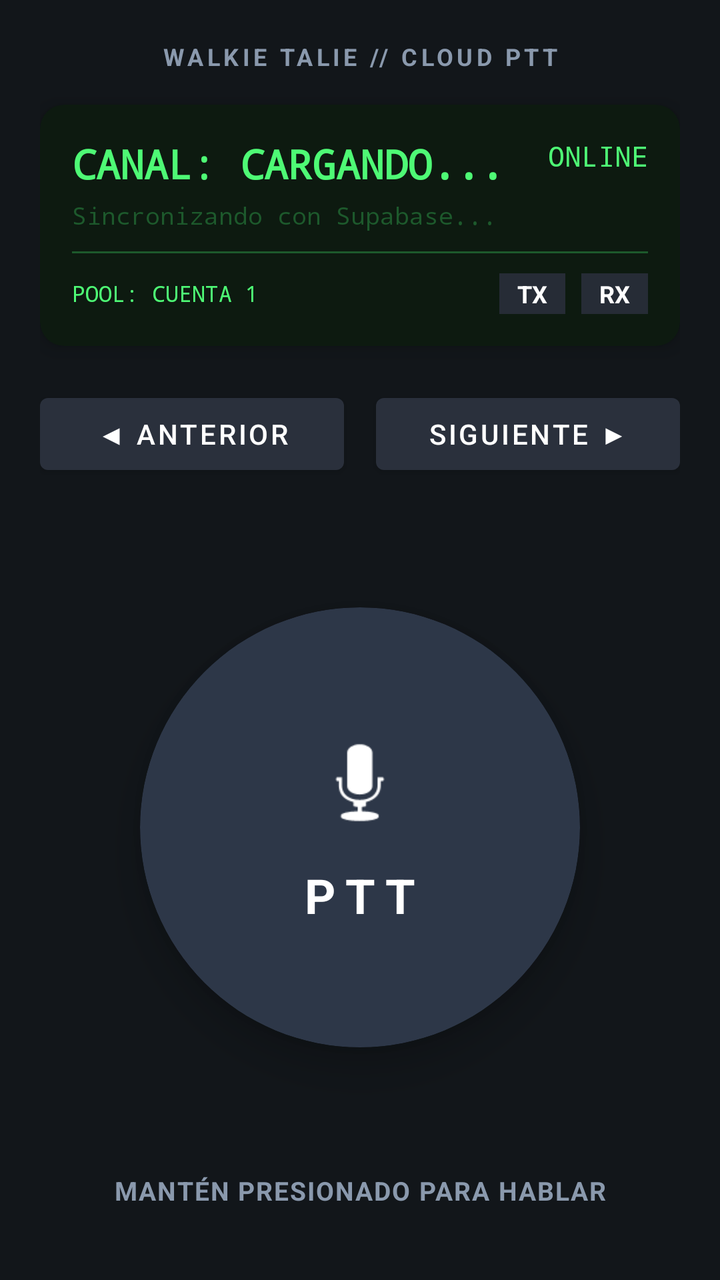
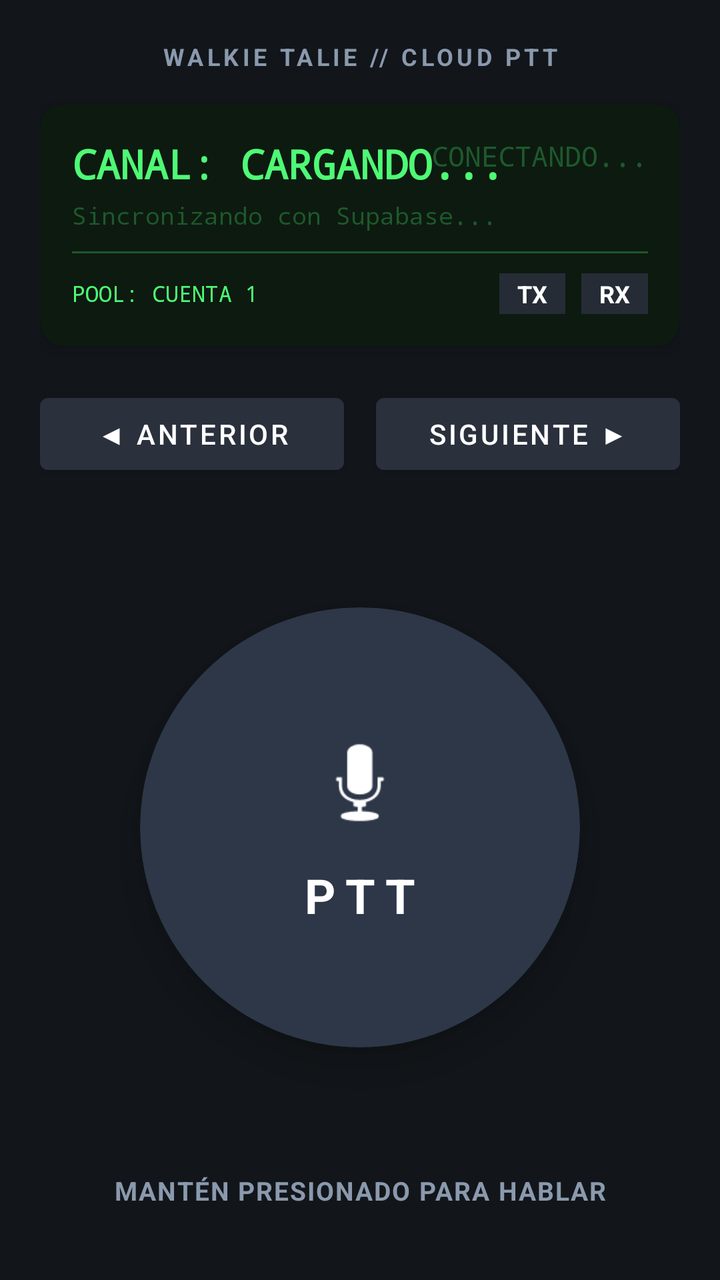

Screens rendered from an Android XML layout before and after an edit, with the pre-edit source and the edit as a unified diff.
<!-- AndroidManifest.xml: application theme Theme.WalkieTalkie -->
<!-- res/layout/activity_main.xml -->
<?xml version="1.0" encoding="utf-8"?>
<androidx.constraintlayout.widget.ConstraintLayout xmlns:android="http://schemas.android.com/apk/res/android"
    xmlns:app="http://schemas.android.com/apk/res-auto"
    xmlns:tools="http://schemas.android.com/tools"
    android:layout_width="match_parent"
    android:layout_height="match_parent"
    android:background="@color/radio_body_dark"
    android:padding="20dp">

    
    <TextView
        android:id="@+id/tvBrand"
        android:layout_width="wrap_content"
        android:layout_height="wrap_content"
        android:text="WALKIE TALIE // CLOUD PTT"
        android:textColor="@color/text_muted"
        android:textSize="12sp"
        android:letterSpacing="0.15"
        android:textStyle="bold"
        app:layout_constraintTop_toTopOf="parent"
        app:layout_constraintStart_toStartOf="parent"
        app:layout_constraintEnd_toEndOf="parent" />

    
    <androidx.cardview.widget.CardView
        android:id="@+id/cardLcd"
        android:layout_width="match_parent"
        android:layout_height="wrap_content"
        android:layout_marginTop="16dp"
        app:cardBackgroundColor="@color/radio_lcd_bg"
        app:cardCornerRadius="12dp"
        app:cardElevation="6dp"
        app:layout_constraintTop_toBottomOf="@id/tvBrand">

        <LinearLayout
            android:layout_width="match_parent"
            android:layout_height="wrap_content"
            android:orientation="vertical"
            android:padding="16dp">

            
            <RelativeLayout
                android:layout_width="match_parent"
                android:layout_height="wrap_content">

                <TextView
                    android:id="@+id/tvChannelTitle"
                    android:layout_width="wrap_content"
                    android:layout_height="wrap_content"
                    android:text="CANAL: CARGANDO..."
                    android:textColor="@color/radio_lcd_text"
                    android:textSize="20sp"
                    android:textStyle="bold"
                    android:fontFamily="monospace" />

                <TextView
                    android:id="@+id/tvFrequency"
                    android:layout_width="wrap_content"
                    android:layout_height="wrap_content"
                    android:layout_alignParentEnd="true"
                    android:text="ONLINE"
                    android:textColor="@color/radio_lcd_text"
                    android:textSize="14sp"
                    android:fontFamily="monospace" />
            </RelativeLayout>

            
            <TextView
                android:id="@+id/tvChannelDesc"
                android:layout_width="match_parent"
                android:layout_height="wrap_content"
                android:layout_marginTop="4dp"
                android:text="Sincronizando con Supabase..."
                android:textColor="@color/radio_lcd_dim"
                android:textSize="12sp"
                android:fontFamily="monospace" />

            <View
                android:layout_width="match_parent"
                android:layout_height="1dp"
                android:layout_marginVertical="10dp"
                android:background="@color/radio_lcd_dim" />

            
            <LinearLayout
                android:layout_width="match_parent"
                android:layout_height="wrap_content"
                android:orientation="horizontal"
                android:gravity="center_vertical">

                <TextView
                    android:id="@+id/tvServerInfo"
                    android:layout_width="0dp"
                    android:layout_height="wrap_content"
                    android:layout_weight="1"
                    android:text="POOL: CUENTA 1"
                    android:textColor="@color/radio_lcd_text"
                    android:textSize="11sp"
                    android:fontFamily="monospace" />

                
                <TextView
                    android:id="@+id/ledTx"
                    android:layout_width="wrap_content"
                    android:layout_height="wrap_content"
                    android:text=" TX "
                    android:textSize="12sp"
                    android:textStyle="bold"
                    android:textColor="@color/white"
                    android:background="@color/led_off"
                    android:paddingHorizontal="6dp"
                    android:paddingVertical="2dp"
                    android:layout_marginEnd="8dp" />

                
                <TextView
                    android:id="@+id/ledRx"
                    android:layout_width="wrap_content"
                    android:layout_height="wrap_content"
                    android:text=" RX "
                    android:textSize="12sp"
                    android:textStyle="bold"
                    android:textColor="@color/white"
                    android:background="@color/led_off"
                    android:paddingHorizontal="6dp"
                    android:paddingVertical="2dp" />
            </LinearLayout>

        </LinearLayout>
    </androidx.cardview.widget.CardView>

    
    <LinearLayout
        android:id="@+id/channelControls"
        android:layout_width="match_parent"
        android:layout_height="wrap_content"
        android:layout_marginTop="20dp"
        android:orientation="horizontal"
        android:gravity="center"
        app:layout_constraintTop_toBottomOf="@id/cardLcd">

        <com.google.android.material.button.MaterialButton
            android:id="@+id/btnPrevChannel"
            android:layout_width="0dp"
            android:layout_height="wrap_content"
            android:layout_weight="1"
            android:text="◀ ANTERIOR"
            android:textColor="@color/white"
            app:backgroundTint="@color/radio_metal" />

        <Space
            android:layout_width="16dp"
            android:layout_height="wrap_content" />

        <com.google.android.material.button.MaterialButton
            android:id="@+id/btnNextChannel"
            android:layout_width="0dp"
            android:layout_height="wrap_content"
            android:layout_weight="1"
            android:text="SIGUIENTE ▶"
            android:textColor="@color/white"
            app:backgroundTint="@color/radio_metal" />
    </LinearLayout>

    
    <androidx.cardview.widget.CardView
        android:id="@+id/cardPtt"
        android:layout_width="220dp"
        android:layout_height="220dp"
        app:cardCornerRadius="110dp"
        app:cardElevation="12dp"
        app:cardBackgroundColor="@color/ptt_idle_base"
        app:layout_constraintTop_toBottomOf="@id/channelControls"
        app:layout_constraintBottom_toTopOf="@id/tvInstruction"
        app:layout_constraintStart_toStartOf="parent"
        app:layout_constraintEnd_toEndOf="parent">

        <RelativeLayout
            android:id="@+id/btnPttArea"
            android:layout_width="match_parent"
            android:layout_height="match_parent"
            android:gravity="center">

            <ImageView
                android:id="@+id/ivMicIcon"
                android:layout_width="56dp"
                android:layout_height="56dp"
                android:layout_centerHorizontal="true"
                android:src="@android:drawable/ic_btn_speak_now"
                app:tint="@color/white" />

            <TextView
                android:id="@+id/tvPttText"
                android:layout_width="wrap_content"
                android:layout_height="wrap_content"
                android:layout_below="@id/ivMicIcon"
                android:layout_centerHorizontal="true"
                android:layout_marginTop="12dp"
                android:text="PTT"
                android:textStyle="bold"
                android:textSize="24sp"
                android:textColor="@color/white"
                android:letterSpacing="0.2" />

        </RelativeLayout>
    </androidx.cardview.widget.CardView>

    
    <TextView
        android:id="@+id/tvInstruction"
        android:layout_width="match_parent"
        android:layout_height="wrap_content"
        android:text="@string/ptt_idle"
        android:textColor="@color/text_muted"
        android:textSize="13sp"
        android:textAlignment="center"
        android:textStyle="bold"
        android:letterSpacing="0.05"
        android:layout_marginBottom="16dp"
        app:layout_constraintBottom_toBottomOf="parent" />

</androidx.constraintlayout.widget.ConstraintLayout>
<!-- resources referenced by this layout -->
<resources>
  <color name="led_off">#262C36</color>
  <color name="ptt_idle_base">#2D3748</color>
  <color name="radio_body_dark">#12161A</color>
  <color name="radio_lcd_bg">#0D1A10</color>
  <color name="radio_lcd_dim">#1D592C</color>
  <color name="radio_lcd_text">#4EFA75</color>
  <color name="radio_metal">#2A303C</color>
  <color name="text_muted">#8A99AD</color>
  <color name="white">#FFFFFF</color>
  <string name="ptt_idle">MANTÉN PRESIONADO PARA HABLAR</string>
  <style name="Theme.WalkieTalkie" parent="Theme.MaterialComponents.DayNight.NoActionBar">
          <item name="colorPrimary">@color/radio_lcd_text</item>
          <item name="colorSecondary">@color/ptt_active_base</item>
          <item name="android:statusBarColor">@color/radio_body_dark</item>
          <item name="android:navigationBarColor">@color/radio_body_dark</item>
      </style>
  <color name="ptt_active_base">#E53E3E</color>
</resources>

<!-- the commit's change to res/layout/activity_main.xml (unified diff, before → after) -->
@@ -58,8 +58,8 @@
                     android:layout_width="wrap_content"
                     android:layout_height="wrap_content"
                     android:layout_alignParentEnd="true"
-                    android:text="ONLINE"
-                    android:textColor="@color/radio_lcd_text"
+                    android:text="CONECTANDO..."
+                    android:textColor="@color/radio_lcd_dim"
                     android:textSize="14sp"
                     android:fontFamily="monospace" />
             </RelativeLayout>
